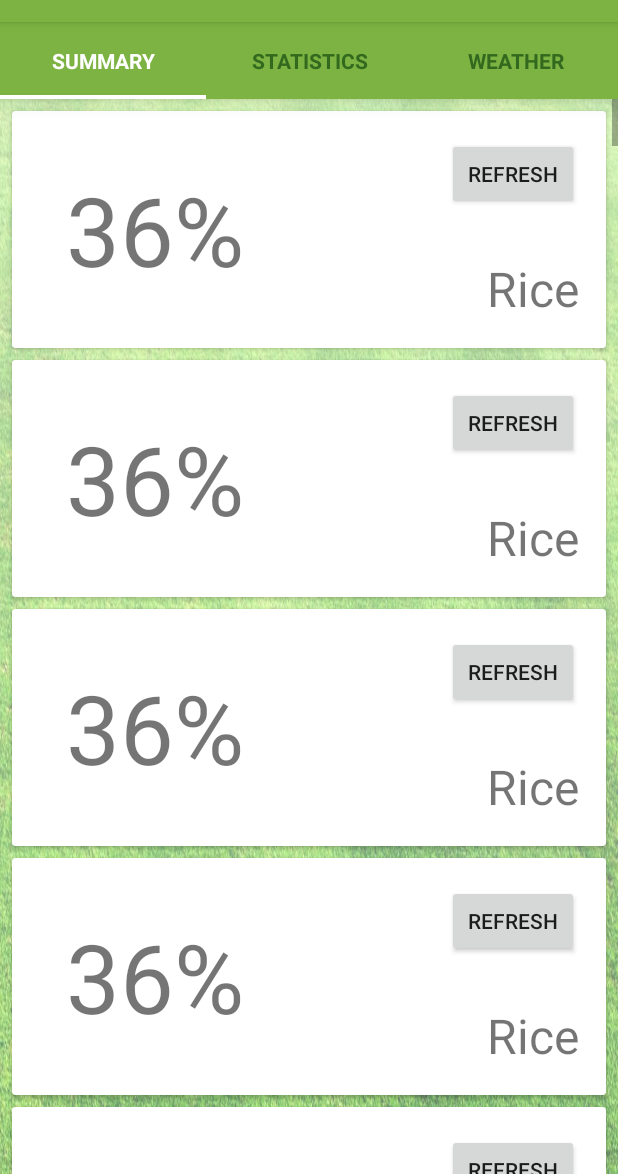
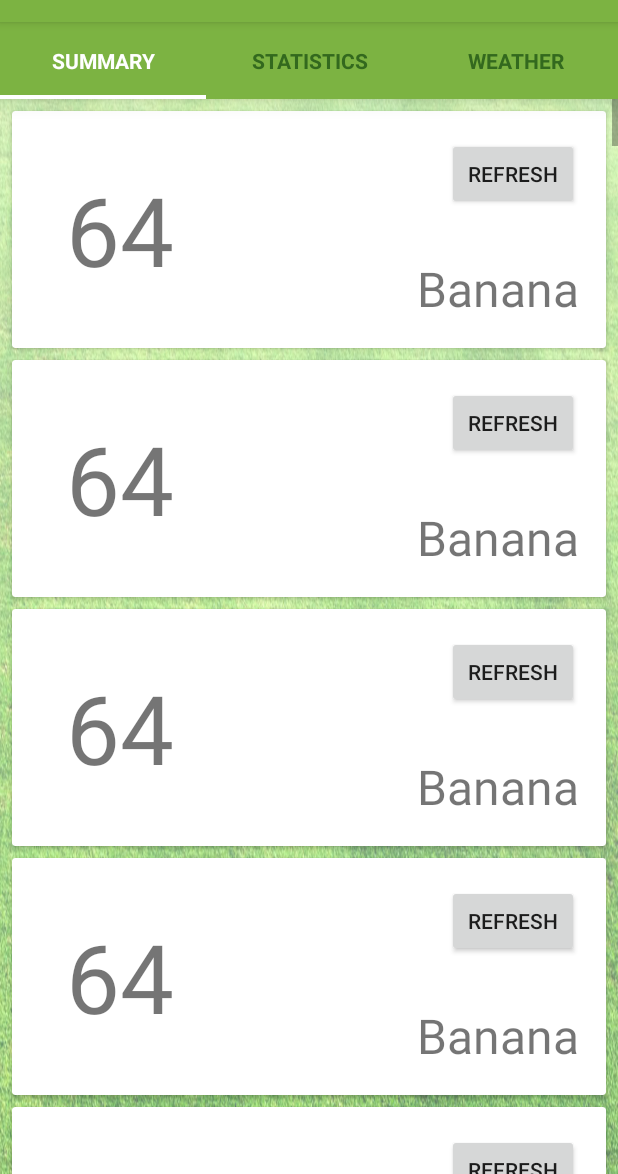
Before and after one commit to KidEinstein/intelligation-android, an Android app: the SummaryFragment screen opened directly, with no data from a screen before it, on a phone screen of 412 x 824 dp, the part 62-1236 px from its top. Run offline under Robolectric (Android 15) with nearby library versions, the phone set to English and light mode, and no system bars.

Commit message:
Made Summary List View modular

```diff
--- a/app/src/main/java/in/gotech/intelligation/SummaryFragment.java
+++ b/app/src/main/java/in/gotech/intelligation/SummaryFragment.java
@@ -10,6 +10,7 @@ import android.os.Bundle;
 import android.support.annotation.Nullable;
 import android.support.v4.app.Fragment;
 import android.support.v7.widget.CardView;
+import android.util.AttributeSet;
 import android.view.LayoutInflater;
 import android.view.View;
 import android.view.ViewGroup;
@@ -19,6 +20,7 @@ import android.widget.FrameLayout;
 import android.widget.LinearLayout;
 import android.widget.ListAdapter;
 import android.widget.ListView;
+import android.widget.RelativeLayout;
 import android.widget.TextView;
 
 import java.util.ArrayList;
@@ -60,7 +62,7 @@ public class SummaryFragment extends Fragment {
 
     }
 
-    public class Sensor {
+    public static class Sensor {
         int sensorId;
         String cropName;
         int sensorValue;
@@ -68,6 +70,7 @@ public class SummaryFragment extends Fragment {
         public Sensor() {
             Random rn = new Random();
             sensorId = rn.nextInt(100);
+            sensorValue = rn.nextInt(100);
             cropName = "Banana";
 
         }
@@ -78,8 +81,14 @@ public class SummaryFragment extends Fragment {
             return cropName;
         }
 
+        public int getSensorValue() {
+            return sensorValue;
+        }
+
     }
-    public class SummaryListAdapter extends ArrayAdapter<Sensor> {
+
+
+    private class SummaryListAdapter extends ArrayAdapter<Sensor> {
 
         ArrayList<Sensor> sensorArrayList;
         Context mContext;
@@ -93,25 +102,15 @@ public class SummaryFragment extends Fragment {
         }
 
         @Override
+
         public View getView(int position, View convertView, ViewGroup parent) {
-            Sensor currentSensor = sensorArrayList.get(position);
+            SummaryView summaryView = (SummaryView) convertView;
+            if (null == summaryView)
+                summaryView = SummaryView.inflate(parent);
+            Object item = getItem(position);
+            summaryView.setItem(getItem(position));
+            return summaryView;
+        }
 
-            if (convertView == null) {
-
-                convertView = inflater.inflate(
-                        R.layout.summary_card, parent, false);
-            }
-
-            CardView summaryCardView = (CardView) convertView;
-            TextView sensorValueTextView = (TextView) summaryCardView.findViewById(R.id.sensor_value_text_view);
-
-            Random rn = new Random();
-
-            sensorValueTextView.setText("" + rn.nextInt(100) + "%");
-
-            TextView cropNameTextView = (TextView) summaryCardView.findViewById(R.id.crop_name_text_view);
-
-            return summaryCardView;
-        }
     }
 }
--- /dev/null
+++ b/app/src/main/java/in/gotech/intelligation/SummaryView.java
@@ -0,0 +1,47 @@
+package in.gotech.intelligation;
+
+import android.content.Context;
+import android.util.AttributeSet;
+import android.view.LayoutInflater;
+import android.view.ViewGroup;
+import android.widget.RelativeLayout;
+import android.widget.TextView;
+
+/**
+ * Created by anirudh on 27/07/15.
+ */
+public class SummaryView extends android.support.v7.widget.CardView {
+    private TextView mSensorValueTextView;
+    private TextView mCropNameTextView;
+
+
+    public SummaryView(Context context, AttributeSet attrs, int defStyleAttr) {
+        super(context, attrs, defStyleAttr);
+        LayoutInflater.from(context).inflate(R.layout.summary_card_children, this, true);
+        setupChildren();
+    }
+
+    public SummaryView(Context context, AttributeSet attrs) {
+        super(context, attrs);
+        LayoutInflater.from(context).inflate(R.layout.summary_card_children, this, true);
+        setupChildren();
+
+    }
+
+    public static SummaryView inflate(ViewGroup parent) {
+        SummaryView summaryView = (SummaryView) LayoutInflater.from(parent.getContext())
+                .inflate(R.layout.summary_card, parent, false);
+        return summaryView;
+    }
+
+    private void setupChildren() {
+        mSensorValueTextView = (TextView) findViewById(R.id.sensor_value_text_view);
+        mCropNameTextView = (TextView) findViewById(R.id.crop_name_text_view);
+    }
+
+    public void setItem(SummaryFragment.Sensor item) {
+        mSensorValueTextView.setText(item.getSensorValue() + "");
+        mCropNameTextView.setText(item.getCropName());
+    }
+
+}
--- a/app/src/main/res/layout/summary_card.xml
+++ b/app/src/main/res/layout/summary_card.xml
@@ -1,42 +1,5 @@
 <?xml version="1.0" encoding="utf-8"?>
-<android.support.v7.widget.CardView xmlns:android="http://schemas.android.com/apk/res/android"
+<in.gotech.intelligation.SummaryView xmlns:android="http://schemas.android.com/apk/res/android"
     android:layout_width="match_parent"
     android:layout_height="wrap_content"
-    android:padding="8dp">
-
-    <RelativeLayout
-        android:layout_width="match_parent"
-        android:layout_height="wrap_content"
-        android:layout_margin="18dp">
-
-        <TextView
-            android:id="@+id/sensor_value_text_view"
-            android:layout_width="wrap_content"
-            android:layout_height="wrap_content"
-            android:layout_alignParentLeft="true"
-            android:layout_margin="18dp"
-            android:text="38%"
-            android:textSize="64sp" />
-
-        <Button
-            android:id="@+id/refresh_button"
-            android:layout_width="wrap_content"
-            android:layout_height="48dp"
-            android:layout_alignParentRight="true"
-            android:layout_alignParentTop="true"
-            android:text="Refresh" />
-
-        <TextView
-            android:id="@+id/crop_name_text_view"
-            android:layout_width="wrap_content"
-            android:layout_height="wrap_content"
-            android:layout_alignParentBottom="true"
-            android:layout_alignParentRight="true"
-            android:text="Rice"
-            android:textSize="32sp" />
-
-
-    </RelativeLayout>
-
-
-</android.support.v7.widget.CardView>
+    android:padding="8dp" />
--- /dev/null
+++ b/app/src/main/res/layout/summary_card_children.xml
@@ -0,0 +1,36 @@
+<?xml version="1.0" encoding="utf-8"?>
+
+<merge xmlns:android="http://schemas.android.com/apk/res/android">
+
+    <RelativeLayout
+        android:layout_width="match_parent"
+        android:layout_height="wrap_content"
+        android:layout_margin="18dp">
+
+        <TextView
+            android:id="@+id/sensor_value_text_view"
+            android:layout_width="wrap_content"
+            android:layout_height="wrap_content"
+            android:layout_alignParentLeft="true"
+            android:layout_margin="18dp"
+            android:text="38%"
+            android:textSize="64sp" />
+
+        <Button
+            android:id="@+id/refresh_button"
+            android:layout_width="wrap_content"
+            android:layout_height="48dp"
+            android:layout_alignParentRight="true"
+            android:layout_alignParentTop="true"
+            android:text="Refresh" />
+
+        <TextView
+            android:id="@+id/crop_name_text_view"
+            android:layout_width="wrap_content"
+            android:layout_height="wrap_content"
+            android:layout_alignParentBottom="true"
+            android:layout_alignParentRight="true"
+            android:text="Rice"
+            android:textSize="32sp" />
+    </RelativeLayout>
+</merge>
```
